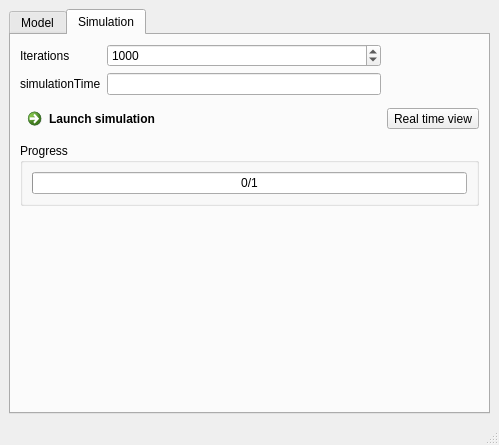
The window that moldyn/ui/qt/mainwindow.ui (open-moldyn/moldyn) describes before a commit, drawn with Qt 5.
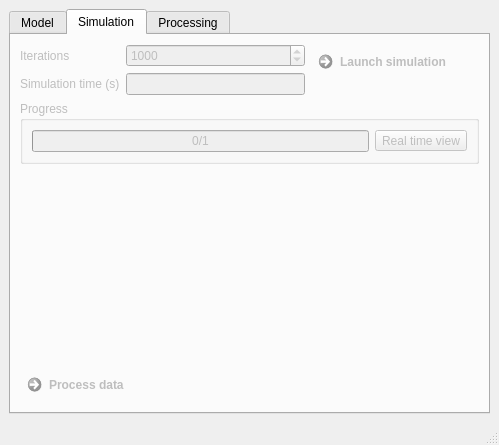
The same window after the commit. The open tabs and pages were chosen to show the change.

Commit message: Travail sur l'UI de construction de modèle

```diff
--- a/moldyn/ui/qt/mainwindow.ui
+++ b/moldyn/ui/qt/mainwindow.ui
@@ -15,7 +15,7 @@
   </property>
   <widget class="QWidget" name="centralwidget">
    <layout class="QGridLayout" name="gridLayout">
-    <item row="0" column="0">
+    <item row="0" column="1">
      <widget class="QTabWidget" name="tabWidget">
       <property name="currentIndex">
        <number>0</number>
@@ -65,11 +65,14 @@
        </layout>
       </widget>
       <widget class="QWidget" name="tab_simu">
+       <property name="enabled">
+        <bool>false</bool>
+       </property>
        <attribute name="title">
         <string>Simulation</string>
        </attribute>
        <layout class="QGridLayout" name="gridLayout_3">
-        <item row="3" column="0">
+        <item row="4" column="0">
          <spacer name="verticalSpacer">
           <property name="orientation">
            <enum>Qt::Vertical</enum>
@@ -82,14 +85,7 @@
           </property>
          </spacer>
         </item>
-        <item row="1" column="1">
-         <widget class="QToolButton" name="RTViewBtn">
-          <property name="text">
-           <string>Real time view</string>
-          </property>
-         </widget>
-        </item>
-        <item row="2" column="0" colspan="2">
+        <item row="3" column="0" colspan="2">
          <widget class="QGroupBox" name="groupBox_2">
           <property name="title">
            <string>Progress</string>
@@ -108,17 +104,24 @@
              </property>
             </widget>
            </item>
+           <item row="0" column="1">
+            <widget class="QToolButton" name="RTViewBtn">
+             <property name="text">
+              <string>Real time view</string>
+             </property>
+            </widget>
+           </item>
           </layout>
          </widget>
         </item>
-        <item row="1" column="0">
+        <item row="1" column="1">
          <widget class="QCommandLinkButton" name="simuBtn">
           <property name="text">
            <string>Launch simulation</string>
           </property>
          </widget>
         </item>
-        <item row="0" column="0">
+        <item row="1" column="0">
          <layout class="QFormLayout" name="formLayout">
           <item row="0" column="0">
            <widget class="QLabel" name="iterationsLabel">
@@ -143,7 +146,7 @@
           <item row="1" column="0">
            <widget class="QLabel" name="simulationTimeLabel">
             <property name="text">
-             <string>simulationTime</string>
+             <string>Simulation time (s)</string>
             </property>
            </widget>
           </item>
@@ -152,8 +155,26 @@
           </item>
          </layout>
         </item>
+        <item row="5" column="0" colspan="2">
+         <widget class="QCommandLinkButton" name="gotoProcessBtn">
+          <property name="enabled">
+           <bool>false</bool>
+          </property>
+          <property name="text">
+           <string>Process data</string>
+          </property>
+         </widget>
+        </item>
        </layout>
       </widget>
+      <widget class="QWidget" name="tab_processing">
+       <property name="enabled">
+        <bool>false</bool>
+       </property>
+       <attribute name="title">
+        <string>Processing</string>
+       </attribute>
+      </widget>
      </widget>
     </item>
    </layout>
```
Left out of the diff: 38 changed lines with no effect on the pictures. The commit also changes 2 other files.
